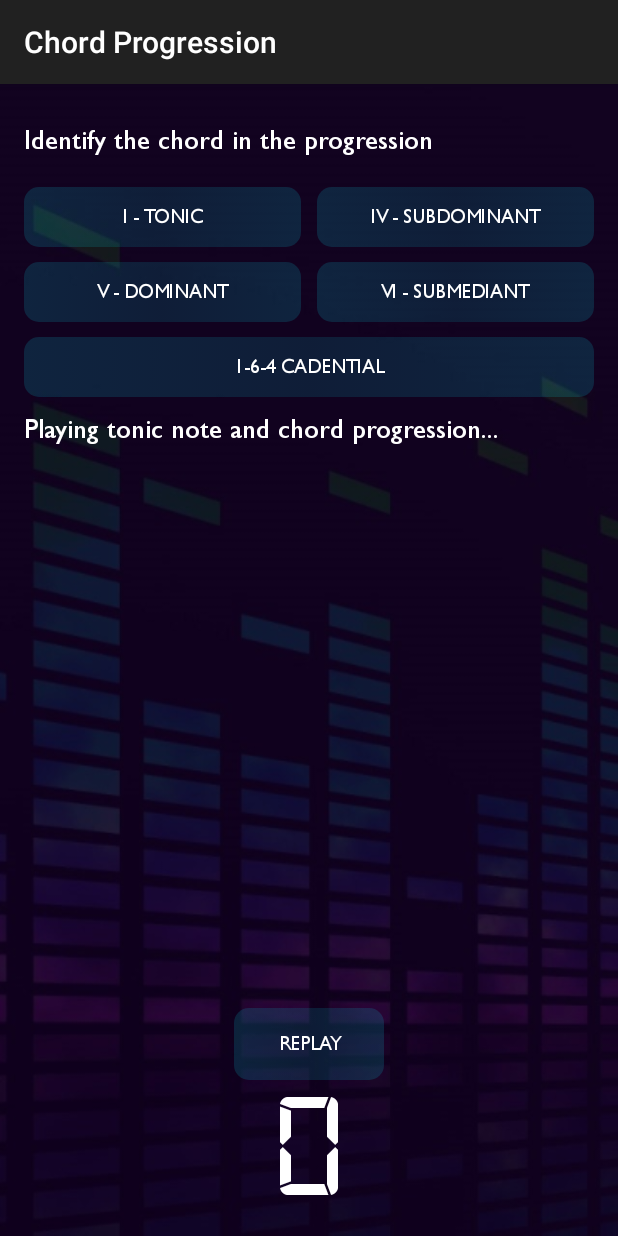
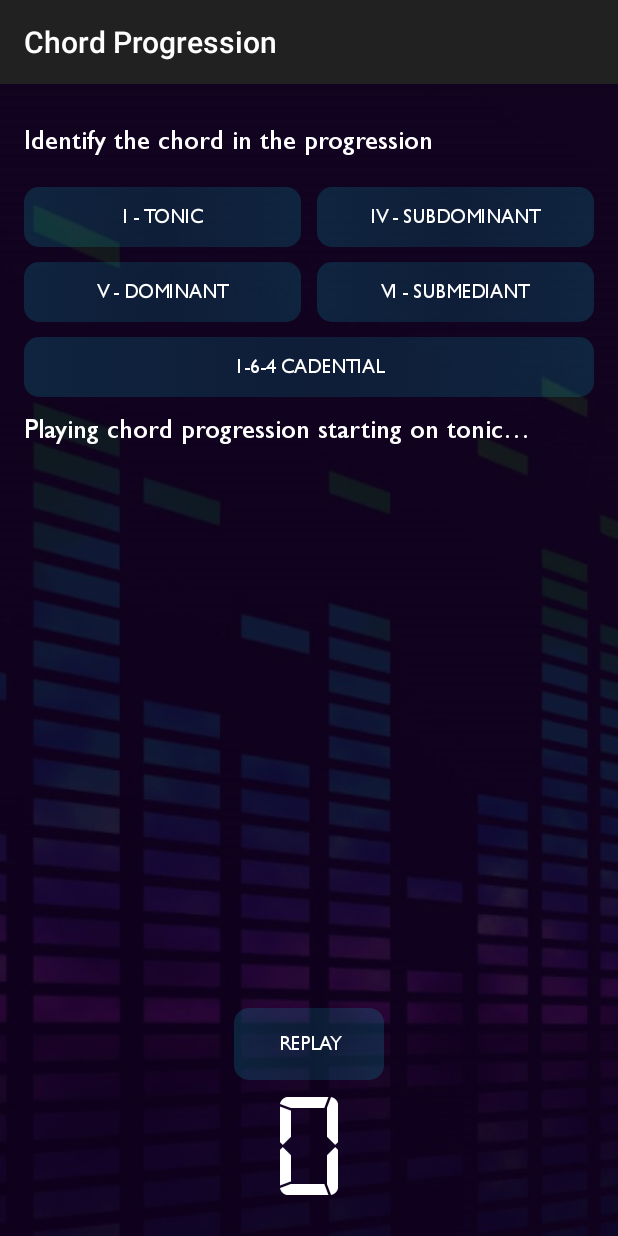
Before and after one commit to joshyuan360/EarTraining, an Android app: the ChordProgressionActivity screen opened directly, with no data from a screen before it, on a phone screen of 412 x 824 dp. Run offline under Robolectric (Android 15) with nearby library versions, the light colour scheme and no system bars.

Commit message:
ready for release 6.0 - no documentation, string resources used

```diff
--- a/app/src/main/java/com/joshuayuan/eartraining/CadencesActivity.java
+++ b/app/src/main/java/com/joshuayuan/eartraining/CadencesActivity.java
@@ -17,12 +17,11 @@
 import android.os.Bundle;
 import android.os.Handler;
 import android.preference.PreferenceManager;
-import android.provider.MediaStore;
 import android.support.v7.app.AppCompatActivity;
-import android.util.Log;
 import android.view.View;
 import android.widget.Button;
 import android.widget.TextView;
+
 import java.util.Arrays;
 import java.util.HashSet;
 import java.util.Set;
@@ -278,7 +277,7 @@
                 // set up UI
                 replay.setEnabled(true);
                 setButtonsEnabled(true);
-                tv.setText(getResources().getString(R.string.identify_the_cadence));
+                tv.setText(getResources().getString(R.string.identify_cadence));
                 isReplaying = false;
             }
         });
--- a/app/src/main/java/com/joshuayuan/eartraining/ChordProgressionActivity.java
+++ b/app/src/main/java/com/joshuayuan/eartraining/ChordProgressionActivity.java
@@ -8,7 +8,6 @@ import android.os.Bundle;
 import android.os.Handler;
 import android.preference.PreferenceManager;
 import android.support.v7.app.AppCompatActivity;
-import android.util.Log;
 import android.view.View;
 import android.widget.Button;
 import android.widget.TextView;
@@ -192,35 +191,25 @@ public class ChordProgressionActivity extends AppCompatActivity {
      * Plays the entire chord progression specified by <code>answer</code>.
      * When playing a new progression, the five chords are pseudo-randomly generated.
      */
-    private void playAll() {
+    private void playAll() { //todo: replaying and try again text!
         // set up UI
         setButtonsEnabled(false);
         replay.setEnabled(false);
         if (answerCorrect) {
-            tv.setText("Playing tonic note and chord progression..."); // TODO: use string resources
+            tv.setText(getResources().getString(R.string.playing_chord_progression));
         } else {
             tv.setText(getResources().getString(R.string.replaying));
         }
 
-        try {
-            for (int i = 0; i < 20; i++) {
-                mp[i] = MediaPlayer.create(this, Utilities.getResourceId(notes[i]));
-                if (mp[i] == null) {
-                    Log.i("mp create", "null value");
-                }
-            }
-        } catch (Exception ex) {
-            Log.i("hi", "ex");
+        for (int i = 0; i < 20; i++) {
+            mp[i] = MediaPlayer.create(this, Utilities.getResourceId(notes[i]));
         }
-
 
         firePlayer(0);
     }
 
     public void firePlayer(final int start) {
-        Log.i("firePlayer", "start: " + start);
         if (start == 20) {
-            tv.setText("Playing each chord individually...");
             handler.postDelayed(new Runnable() {
                 @Override
                 public void run() {
@@ -246,19 +235,14 @@ public class ChordProgressionActivity extends AppCompatActivity {
         });
     }
 
-    private void clearMediaplayerMemory() {
+    public void playChord() {
+        tv.setText(getResources().getString(R.string.playing_each_chord));
 
-    }
-
-    public void playChord() {
         for (int i = chordNumber * 4; i < chordNumber * 4 + 4; i++) {
             mp[i] = MediaPlayer.create(this, Utilities.getResourceId(notes[i]));
         }
         for (int i = chordNumber * 4; i < chordNumber * 4 + 4; i++) {
-            if (mp[i] == null) {
-                Log.i("12", "12");
-            }
-            mp[i].start(); //todo: nullpointer exception
+            mp[i].start();
         }
         mp[chordNumber * 4 + 3].setOnCompletionListener(new MediaPlayer.OnCompletionListener() {
             public void onCompletion(MediaPlayer med) {
@@ -269,6 +253,9 @@ public class ChordProgressionActivity extends AppCompatActivity {
                 }
                 setButtonsEnabled(true);
                 replay.setEnabled(true);
+                if (!answerCorrect) {
+                    tv.setText(getResources().getString(R.string.try_again));
+                }
             }
         });
     }
@@ -302,6 +289,7 @@ public class ChordProgressionActivity extends AppCompatActivity {
                         testUser();
                     }
                 } else if (prefRepeat) {
+                    tv.setText(getResources().getString(R.string.replaying));
                     playChord();
                     answerCorrect = false;
                 } else if (!isReplaying) {
--- a/app/src/main/java/com/joshuayuan/eartraining/ChordProgressionGenerator.java
+++ b/app/src/main/java/com/joshuayuan/eartraining/ChordProgressionGenerator.java
@@ -1,6 +1,4 @@
 package com.joshuayuan.eartraining;
-
-import android.util.Log;
 
 import java.util.ArrayList;
 import java.util.Arrays;
@@ -34,7 +32,7 @@ public class ChordProgressionGenerator {
     /** The array returned by the API call. */
     private static int[] notes = new int[SEQ_LENGTH * 4];
 
-    public static int[] nextChordProgression() {
+    public static int[] nextChordProgression() { //todo: initial message is wrong
         do {
             chordProgressionToSend.clear();
             setChordSequence();
@@ -130,7 +128,6 @@ public class ChordProgressionGenerator {
 
     /** Analyze transitions between sets of chords and adjust as necessary. */
     private static boolean mergeProgression() {
-        Log.i("mergeProgression", "Start merging chords");
         for (int c = 0; c < chordProgressionToSend.size() - 1; c++) {
             int[] source = chordProgressionToSend.get(c).getNotes(true);
             int[] target = chordProgressionToSend.get(c + 1).getNotes(true);
@@ -141,14 +138,13 @@ public class ChordProgressionGenerator {
                 for (int j = 0; j < 4; j++) {
                     if (!modified[j] && mod(source[i] - target[j], 12) == 0) {
                         target[j + 4] += source[i] - target[j];
-                        Log.i("difference", (target[j] - source[i])+"");
                         modified[j] = true;
                         break;
                     }
                 }
             }
 
-            for (boolean b : modified) { //todo: replaying text
+            for (boolean b : modified) {
                 if (b == false) {
                     return false;
                 }
--- a/app/src/main/java/com/joshuayuan/eartraining/ChordsActivity.java
+++ b/app/src/main/java/com/joshuayuan/eartraining/ChordsActivity.java
@@ -317,7 +317,7 @@ public class ChordsActivity extends AppCompatActivity {
                 // set up UI
                 replay.setEnabled(true);
                 setFirstRowEnabled(true);
-                tv.setText(getResources().getString(R.string.identify_the_chord));
+                tv.setText(getResources().getString(R.string.identify_chord));
                 isReplaying = false;
             }
         });
--- a/app/src/main/java/com/joshuayuan/eartraining/IntervalsActivity.java
+++ b/app/src/main/java/com/joshuayuan/eartraining/IntervalsActivity.java
@@ -281,7 +281,7 @@ public class IntervalsActivity extends AppCompatActivity {
                 // set up UI
                 replay.setEnabled(true);
                 setFirstRowEnabled(true);
-                tv.setText(getResources().getString(R.string.identify_the_interval));
+                tv.setText(getResources().getString(R.string.identify_interval));
                 isReplaying = false;
             }
         });
--- a/app/src/main/java/com/joshuayuan/eartraining/VoiceLeadingRules.java
+++ b/app/src/main/java/com/joshuayuan/eartraining/VoiceLeadingRules.java
@@ -12,7 +12,7 @@ import java.util.List;
  */
 class VoiceLeadingRules {
 
-    static void initializeChordProgressions(HashMap<String, List<ChordProgression>> chordProgressions) { // todo: deal with cadentials and then unit test this
+    static void initializeChordProgressions(HashMap<String, List<ChordProgression>> chordProgressions) {
         List<ChordProgression> _1r_chordProgressions = new ArrayList<>();
         List<ChordProgression> _11_chordProgressions = new ArrayList<>();
         List<ChordProgression> _4r_chordProgressions = new ArrayList<>();
@@ -71,7 +71,6 @@ class VoiceLeadingRules {
         _5r_chordProgressions.add(new ChordProgression(new String[] { "5r", "1r" }, new int[] { -4, 8, 12, 15, 1, 5, 13, 13 }));
         _51_chordProgressions.add(new ChordProgression(new String[] { "51", "1r" }, new int[] { 0, 8, 20, 27, 1, 13, 20, 29 }));
 
-        // TODO: must add more cadences here to ensure a cadence is always possible!! DONE
         // *** IMPERFECT CADENCES ***
         _1r_chordProgressions.add(new ChordProgression(new String[] { "1r", "5r" }, new int[] { 1, 8, 17, 25, -4, 8, 15, 24 }));
         _1r_chordProgressions.add(new ChordProgression(new String[] { "1r", "5r" }, new int[] { 1, 17, 20, 25, -4, 12, 20, 27 }));
@@ -86,6 +85,7 @@ class VoiceLeadingRules {
         _6r_chordProgressions.add(new ChordProgression(new String[] { "6r", "5r" }, new int[] { -14, -2, 5, 13, -16, 0, 8, 15 }));
         _6r_chordProgressions.add(new ChordProgression(new String[] { "6r", "51" }, new int[] { -14, -7, 1, 10, -12, -4, 3, 8 }));
         _61_chordProgressions.add(new ChordProgression(new String[] { "61", "5r" }, new int[] { -11, -2, 10, 17, -16, -4, 12, 15 }));
+
         // *** PLAGAL CADENCES ***
         _4r_chordProgressions.add(new ChordProgression(new String[] { "4r", "1r" }, new int[] { 6, 18, 22, 25, 1, 17, 20, 25 }));
         _4r_chordProgressions.add(new ChordProgression(new String[] { "4r", "1r" }, new int[] { 6, 10, 13, 18, 1, 8, 13, 17 }));
```
